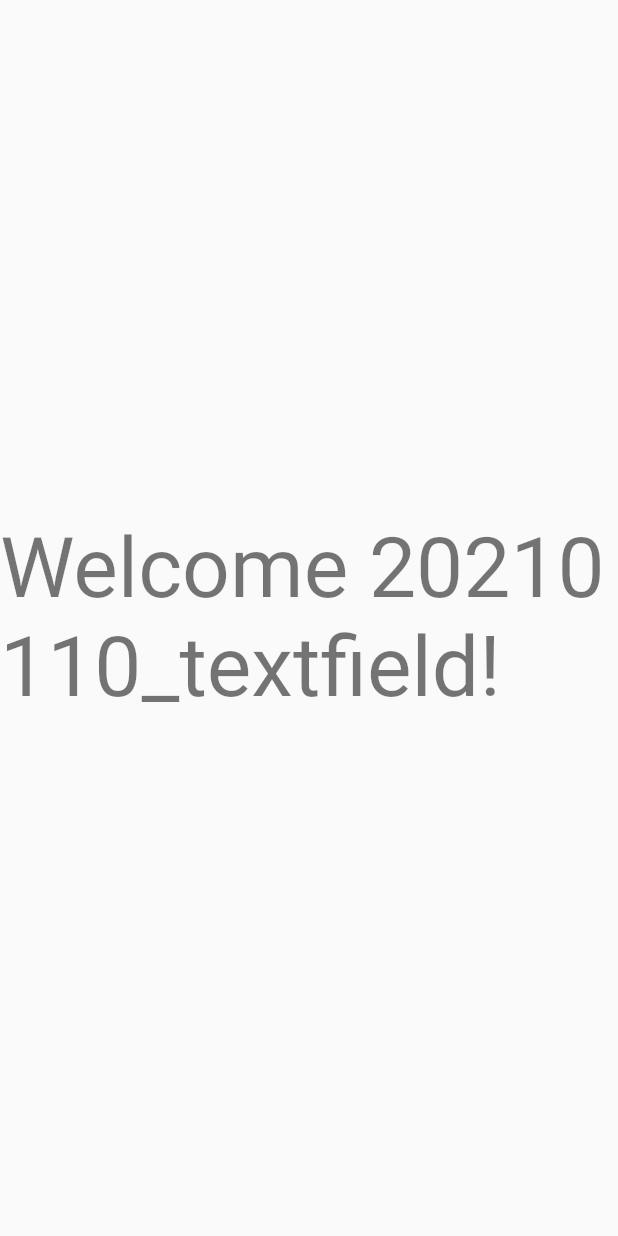
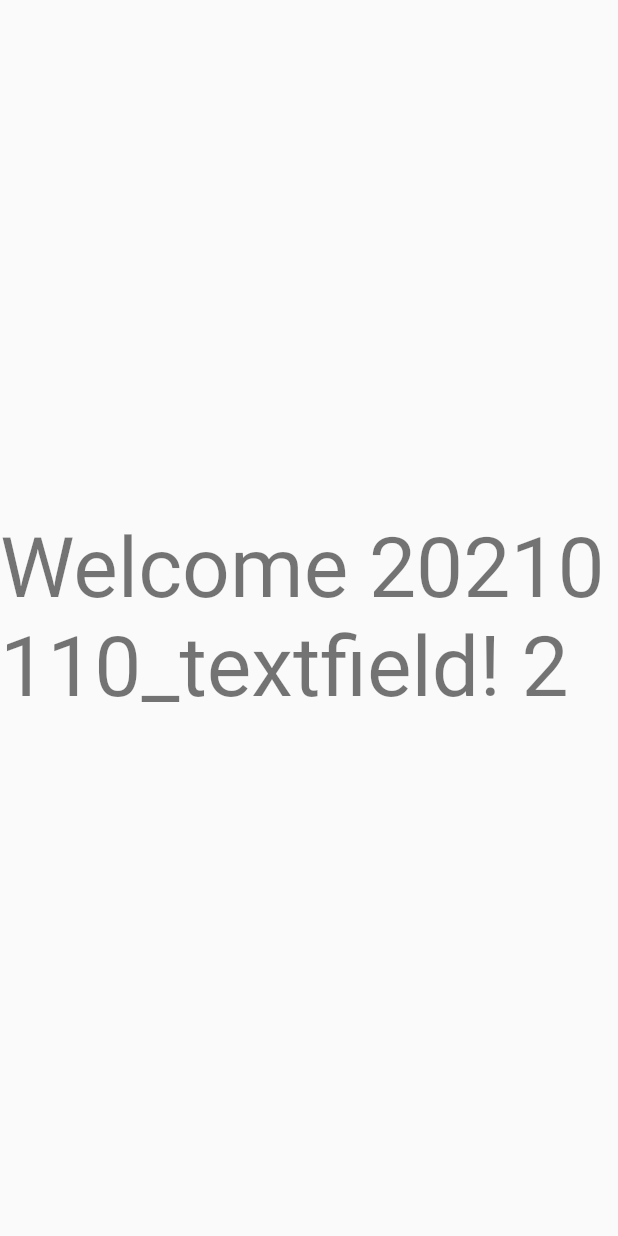
Before and after one commit to Weiqifan1/flutter_web_try, a Flutter app: the screen it shows after launch, after a tap on "Sign up", on a phone screen of 412 x 824 dp. Run offline on Flutter 3.47's test engine with Material 2 defaults, Android fonts, the phone set to English and light mode, and no system bars.

Commit message:
minor change

```diff
--- a/lib/main.dart
+++ b/lib/main.dart
@@ -36,7 +36,7 @@
   Widget build(BuildContext context) {
     return Scaffold(
       body: Center(
-        child: Text('Welcome 20210110_textfield!', style: Theme.of(context).textTheme.headline2),
+        child: Text('Welcome 20210110_textfield! 2', style: Theme.of(context).textTheme.headline2),
       ),
     );
   }
```
